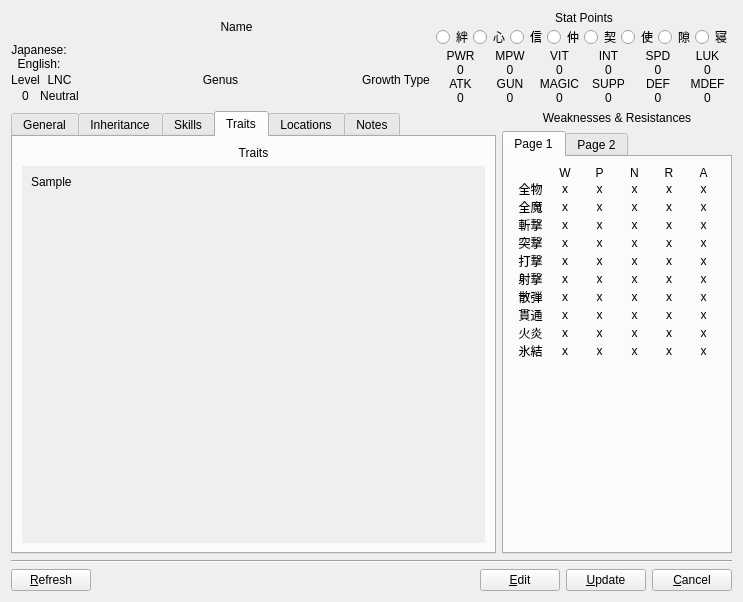
This is client/ui/DevilView.ui in erikku/frosty as Qt 5 draws it before an edit. The edited form follows.
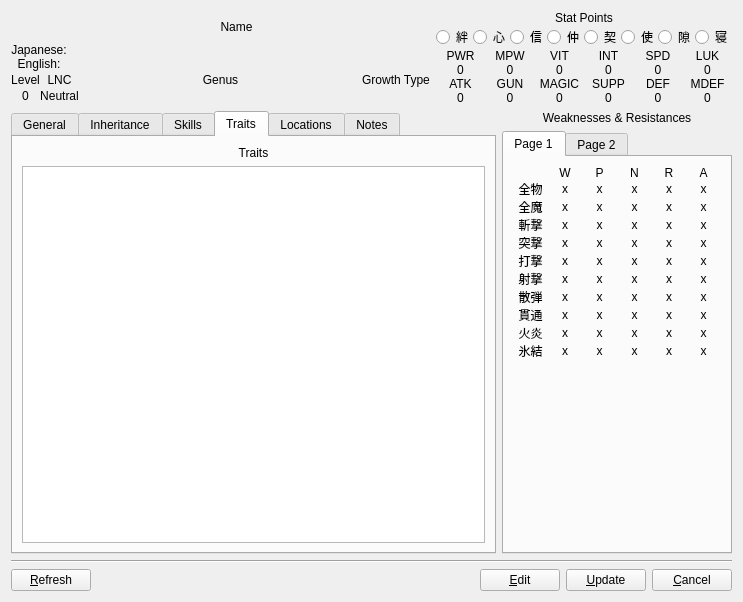
This is the edited form. The open tabs and pages were chosen to show the change. Custom widgets are drawn as their Qt base class.

Commit message:
Finished off the devil window.
Added BindMultiRelation and fixed a few minor things.

What changed in the file:
```diff
--- a/client/ui/DevilView.ui
+++ b/client/ui/DevilView.ui
@@ -1433,46 +1433,7 @@
               </widget>
              </item>
              <item>
-              <widget class="QScrollArea" name="traits">
-               <property name="frameShape">
-                <enum>QFrame::NoFrame</enum>
-               </property>
-               <property name="widgetResizable">
-                <bool>true</bool>
-               </property>
-               <widget class="QWidget" name="traitsArea">
-                <property name="geometry">
-                 <rect>
-                  <x>0</x>
-                  <y>0</y>
-                  <width>96</width>
-                  <height>42</height>
-                 </rect>
-                </property>
-                <layout class="QVBoxLayout">
-                 <item>
-                  <widget class="QLabel" name="traitsSample">
-                   <property name="text">
-                    <string>Sample</string>
-                   </property>
-                  </widget>
-                 </item>
-                 <item>
-                  <spacer>
-                   <property name="orientation">
-                    <enum>Qt::Vertical</enum>
-                   </property>
-                   <property name="sizeHint" stdset="0">
-                    <size>
-                     <width>20</width>
-                     <height>40</height>
-                    </size>
-                   </property>
-                  </spacer>
-                 </item>
-                </layout>
-               </widget>
-              </widget>
+              <widget class="QListWidget" name="traits"/>
              </item>
             </layout>
            </widget>
```
Left out of the diff: 83 changed lines with no effect on the pictures. The commit also changes 8 other files.
